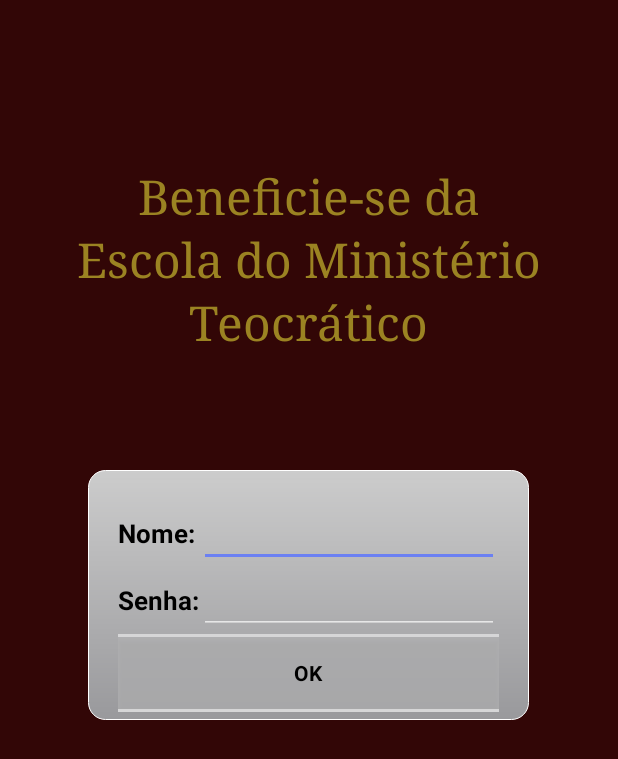
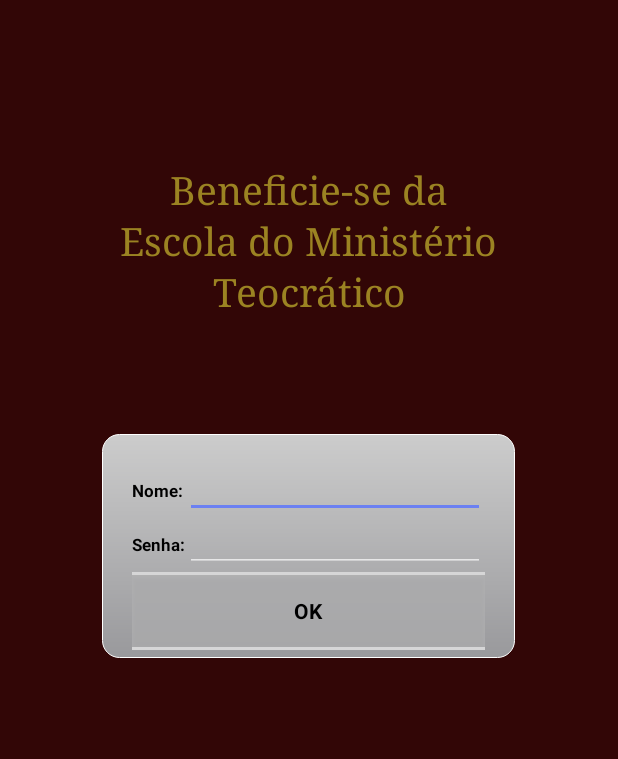
Before and after one commit to david-pbarros/MelhoreMinisterioAndroid, an Android app: the screen it shows after launch (LoginActivity), on a phone screen of 412 x 824 dp. Shown: the top 759 px of the screen. Run offline under Robolectric (Android 15) with nearby library versions, the phone set to English and light mode, and no system bars.

Commit message:
Player com mp3 funcionando. Ajuste de tamanho de texto para hdpi e xhdpi

```diff
--- a/app/src/main/AndroidManifest.xml
+++ b/app/src/main/AndroidManifest.xml
@@ -1,6 +1,9 @@
 <?xml version="1.0" encoding="utf-8"?>
 <manifest xmlns:android="http://schemas.android.com/apk/res/android"
     package="br.com.dbcorp.melhoreministerio" >
+
+    <uses-permission android:name="android.permission.INTERNET"/>
+    <uses-permission android:name="android.permission.READ_EXTERNAL_STORAGE"/>
 
     <application
         android:allowBackup="true"
@@ -8,6 +11,7 @@
         android:label="@string/app_name"
         android:supportsRtl="true"
         android:theme="@style/AppTheme" >
+
         <activity android:name=".LoginActivity" >
             <intent-filter>
                 <action android:name="android.intent.action.MAIN" />
--- a/app/src/main/res/layout/activity_login.xml
+++ b/app/src/main/res/layout/activity_login.xml
@@ -26,7 +26,7 @@
         android:layout_height="wrap_content"
         android:text="@string/tema2"
         android:id="@+id/tema2"
-        android:textAppearance="?android:attr/textAppearanceLarge"
+        android:textAppearance="@style/AppTheme.TextAppearanceLarge"
         android:textColor="@color/livro_name"
         android:shadowColor="@color/black_overlay"
         android:fontFamily="serif"
--- /dev/null
+++ b/app/src/main/res/values-hdpi/styles.xml
@@ -0,0 +1,31 @@
+<resources xmlns:android="http://schemas.android.com/apk/res/android">
+  <style name="AppTheme.TextAppearance">
+    <item name="android:textColor">@color/text_default</item>
+    <item name="android:textSize">12sp</item>
+  </style>
+
+  <style name="AppTheme.TextAppearanceLarge">
+    <item name="android:textColor">@color/text_default</item>
+    <item name="android:textSize">26sp</item>
+  </style>
+
+  <style name="AppTheme.TextAppearanceSemiLarge">
+    <item name="android:textColor">@color/text_default</item>
+    <item name="android:textSize">23sp</item>
+  </style>
+
+  <style name="AppTheme.TextBlack">
+    <item name="android:textColor">@android:color/black</item>
+    <item name="android:textSize">12sp</item>
+  </style>
+
+  <style name="AppTheme.TextAppearance.label">
+    <item name="android:textSize">11sp</item>
+    <item name="android:textStyle">bold</item>
+  </style>
+
+  <style name="spinner_style" parent="android:TextAppearance.Widget.TextView.SpinnerItem">
+    <item name="android:textAppearance">@style/AppTheme.TextAppearance</item>
+    <item name="android:textSize">15sp</item>
+  </style>
+</resources>
--- /dev/null
+++ b/app/src/main/res/values-xhdpi/styles.xml
@@ -0,0 +1,31 @@
+<resources xmlns:android="http://schemas.android.com/apk/res/android">
+  <style name="AppTheme.TextAppearance">
+    <item name="android:textColor">@color/text_default</item>
+    <item name="android:textSize">18sp</item>
+  </style>
+
+  <style name="AppTheme.TextAppearanceLarge">
+    <item name="android:textColor">@color/text_default</item>
+    <item name="android:textSize">32sp</item>
+  </style>
+
+  <style name="AppTheme.TextAppearanceSemiLarge">
+    <item name="android:textColor">@color/text_default</item>
+    <item name="android:textSize">29sp</item>
+  </style>
+
+  <style name="AppTheme.TextBlack">
+    <item name="android:textColor">@android:color/black</item>
+    <item name="android:textSize">18sp</item>
+  </style>
+
+  <style name="AppTheme.TextAppearance.label">
+    <item name="android:textSize">17sp</item>
+    <item name="android:textStyle">bold</item>
+  </style>
+
+  <style name="spinner_style" parent="android:TextAppearance.Widget.TextView.SpinnerItem">
+    <item name="android:textAppearance">@style/AppTheme.TextAppearance</item>
+    <item name="android:textSize">21sp</item>
+  </style>
+</resources>
```
Also changed, not shown: app/src/main/java/br/com/dbcorp/melhoreministerio/DesignacaoActivity.java (+16 -8 lines), app/src/main/res/values-v21/styles.xml (deleted, +0 -8 lines), app/src/main/res/values/dimens.xml (+4 -4 lines), app/src/main/res/values/attrs.xml (indentation only), app/src/main/res/values/colors.xml (indentation only), app/src/main/res/values/strings.xml (line endings or trailing spaces), app/src/main/res/values/styles.xml (indentation only).
